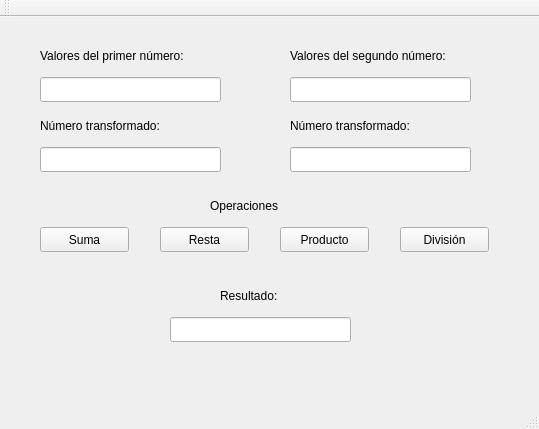
Before: the Qt Designer form ALUComaFlotante/mainwindow.ui in delSerSergio/ALUComaFlotante, drawn with Qt 5.
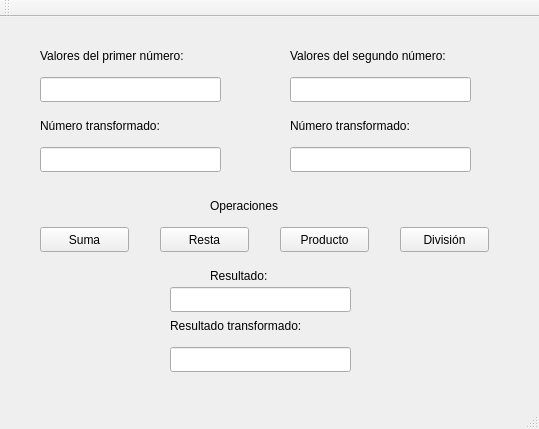
After: the same form once the commit is applied.

Diff of the .ui file:
```diff
--- a/ALUComaFlotante/mainwindow.ui
+++ b/ALUComaFlotante/mainwindow.ui
@@ -174,8 +174,8 @@
    <widget class="QLabel" name="label_6">
     <property name="geometry">
      <rect>
-      <x>220</x>
-      <y>270</y>
+      <x>210</x>
+      <y>250</y>
       <width>81</width>
       <height>17</height>
      </rect>
@@ -188,7 +188,30 @@
     <property name="geometry">
      <rect>
       <x>170</x>
+      <y>270</y>
+      <width>181</width>
+      <height>25</height>
+     </rect>
+    </property>
+   </widget>
+   <widget class="QLabel" name="label_7">
+    <property name="geometry">
+     <rect>
+      <x>170</x>
       <y>300</y>
+      <width>181</width>
+      <height>17</height>
+     </rect>
+    </property>
+    <property name="text">
+     <string>Resultado transformado:</string>
+    </property>
+   </widget>
+   <widget class="QLineEdit" name="lineEdit_6">
+    <property name="geometry">
+     <rect>
+      <x>170</x>
+      <y>330</y>
       <width>181</width>
       <height>25</height>
      </rect>
```
